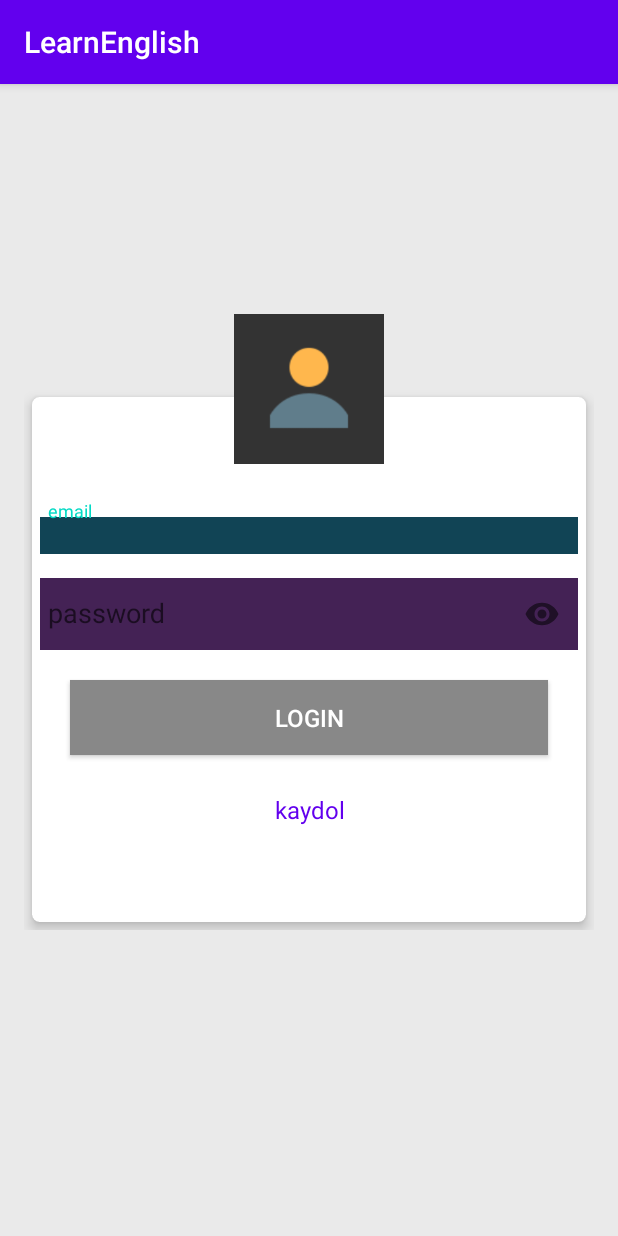
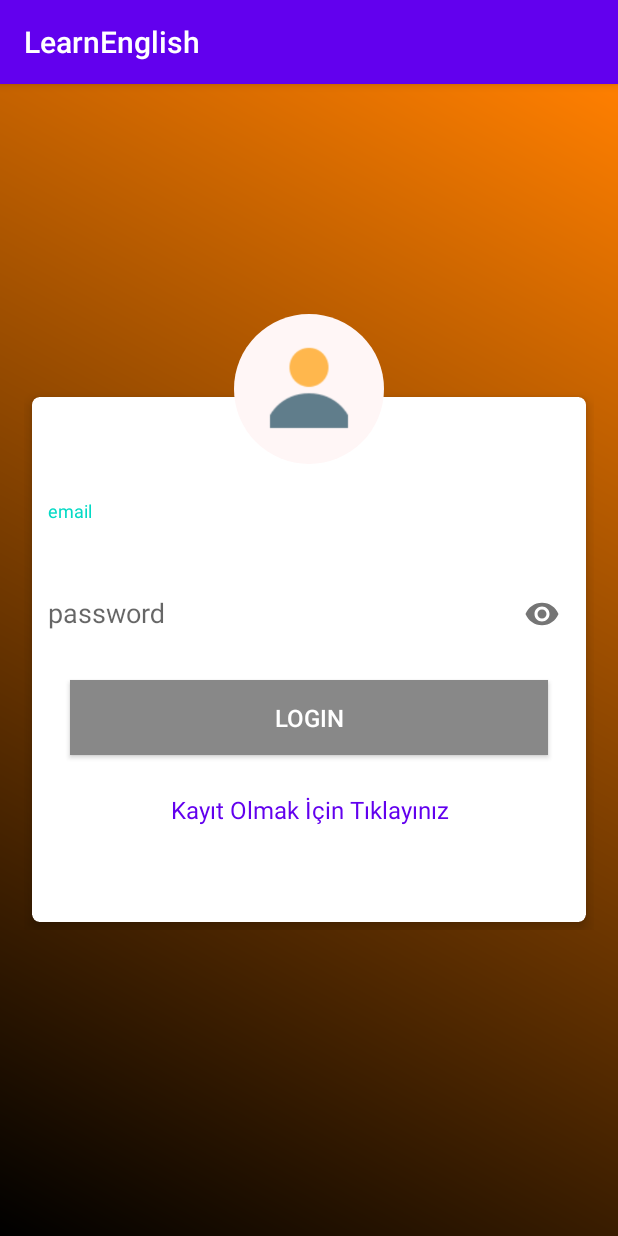
Before and after one commit to tugayyildiz/YMU-416-LEARN-ENGLISH-PROJECT-, an Android app: the LoginActivity screen opened directly, with no data from a screen before it, on a phone screen of 412 x 824 dp. Run offline under Robolectric (Android 15) with nearby library versions, the phone set to English and light mode, and no system bars; 2 statements that could not run were skipped.

Commit message:
fixed: Case-2-F1 Kullanıcı Adı Şifre Giriş Ekranı Tasarım Bozuklukları Giderildi.

```diff
--- /dev/null
+++ b/codes/LearnEnglish/app/src/main/res/drawable-v24/edit.xml
@@ -0,0 +1,6 @@
+<?xml version="1.0" encoding="utf-8"?>
+<shape xmlns:android="http://schemas.android.com/apk/res/android">
+<solid android:color="#00000000">
+
+</solid>
+</shape>
--- /dev/null
+++ b/codes/LearnEnglish/app/src/main/res/drawable-v24/gradient.xml
@@ -0,0 +1,9 @@
+<?xml version="1.0" encoding="utf-8"?>
+<shape
+    xmlns:android="http://schemas.android.com/apk/res/android"
+    android:shape="rectangle">
+    <gradient
+        android:angle="225"
+        android:endColor="#000000"
+        android:startColor="#FF7F00"/>
+</shape>
--- /dev/null
+++ b/codes/LearnEnglish/app/src/main/res/drawable-v24/round_background.xml
@@ -0,0 +1,6 @@
+<?xml version="1.0" encoding="utf-8"?>
+<shape
+    xmlns:android="http://schemas.android.com/apk/res/android"
+    android:shape="oval">
+    <solid android:color="#fff6f6"/>
+</shape>
--- a/codes/LearnEnglish/app/src/main/res/layout/activity_login.xml
+++ b/codes/LearnEnglish/app/src/main/res/layout/activity_login.xml
@@ -5,7 +5,7 @@
     xmlns:app="http://schemas.android.com/apk/res-auto"
     android:layout_width="match_parent"
     android:layout_height="match_parent"
-    android:background="#1111"
+    android:background="@drawable/gradient"
     android:gravity="center"
     android:padding="16dp"
     tools:context=".LoginActivity">
@@ -45,7 +45,7 @@
                         android:layout_marginTop="10dp"
                         android:hint="email"
                         android:inputType="textEmailAddress"
-                        android:background="#145"
+                        android:background="@drawable/edit"
                         android:maxLines="1"
                         android:paddingStart="5dp"
                         android:singleLine="true"/>
@@ -66,7 +66,7 @@
                         android:layout_marginTop="10dp"
                         android:hint="password"
                         android:inputType="textPassword"
-                        android:background="#425"
+                        android:background="@drawable/edit"
                         android:maxLines="1"
                         android:paddingStart="5dp"
                         android:singleLine="true"/>
@@ -89,7 +89,7 @@
                     android:layout_height="wrap_content"
                     android:layout_marginTop="5dp"
                     android:gravity="center"
-                    android:text="kaydol"
+                    android:text="Kayıt Olmak İçin Tıklayınız"
                     android:textColor="@color/colorPrimary"
                     android:textSize="16sp"/>
 
@@ -104,7 +104,7 @@
         android:layout_height="100dp"
         android:layout_centerHorizontal="true"
         android:layout_marginTop="-50dp"
-        android:background="#333"
+        android:background="@drawable/round_background"
         android:padding="15dp"
         android:src="@drawable/profile"/>
 
```
